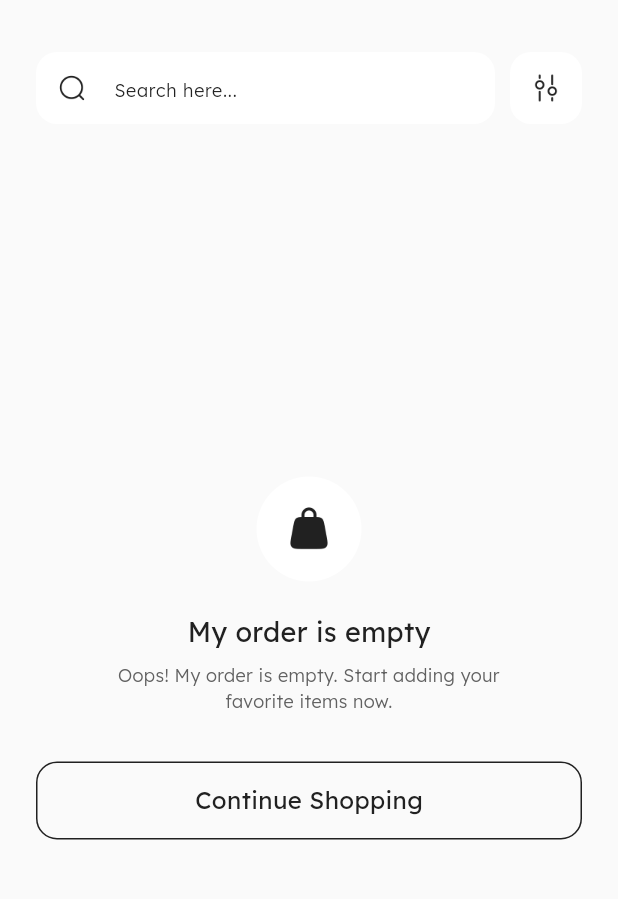
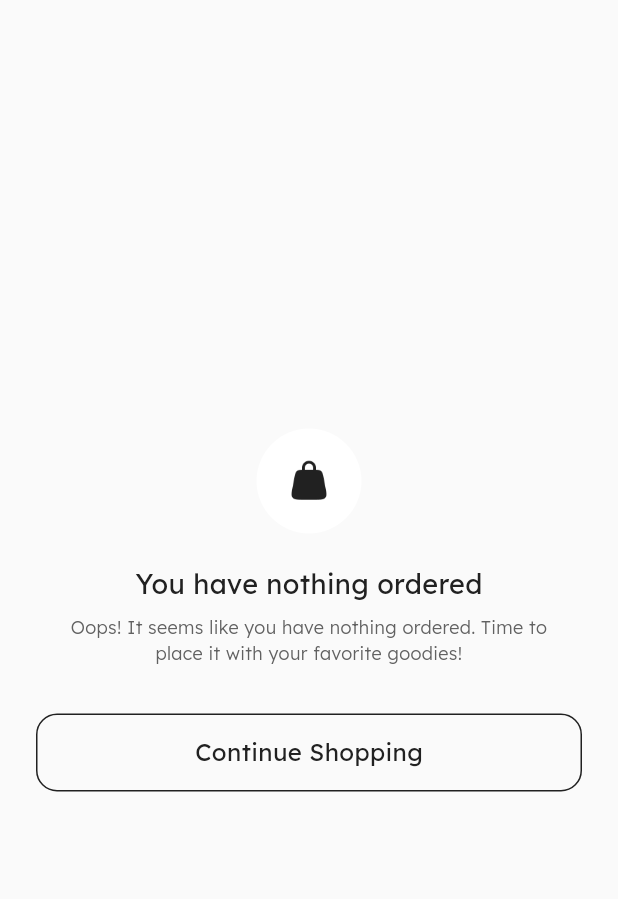
Before and after one commit to DevPalsanawala/UrbanEra, a Flutter app: the MyOrdersView screen opened by its route, on a phone screen of 412 x 824 dp, the part 68-967 px from its top. Run offline on Flutter 3.47's test engine with Material 3 defaults, Android fonts, the phone set to English and light mode, and no system bars; our stand-ins replace carousel_slider, cloud_firestore, country_picker, dotted_border, firebase_auth, firebase_core and 15 more; missing offline and left inert: dart:ffi, phonepe_payment_sdk; accounts and stored records are empty.

Commit message:
my order page done

```diff
--- a/lib/views/profile/profile_tabs/my_order/my_orders_view.dart
+++ b/lib/views/profile/profile_tabs/my_order/my_orders_view.dart
@@ -1,11 +1,16 @@
 // ignore_for_file: must_be_immutable
 
+import 'package:firebase_auth/firebase_auth.dart';
 import 'package:flutter/material.dart';
 import 'package:get/get.dart';
+import 'package:intl/intl.dart';
 import 'package:shoppers_ecommerce_flutter_ui_kit/controller/bottom_navigation_controller.dart';
 import 'package:shoppers_ecommerce_flutter_ui_kit/controller/my_orders_controller.dart';
 import 'package:shoppers_ecommerce_flutter_ui_kit/controller/wishlist_controller.dart';
+import 'package:shoppers_ecommerce_flutter_ui_kit/controllermy/bag_controller.dart';
+import 'package:shoppers_ecommerce_flutter_ui_kit/controllermy/currentuser_controller.dart';
 import 'package:shoppers_ecommerce_flutter_ui_kit/routes/app_routes.dart';
+import 'package:shoppers_ecommerce_flutter_ui_kit/views/profile/profile_tabs/my_order/order_details_view.dart';
 import 'package:shoppers_ecommerce_flutter_ui_kit/views/profile/widget/orders_filter_bottom_sheet.dart';
 
 import '../../../../config/colors.dart';
@@ -21,8 +26,10 @@ class MyOrdersView extends StatelessWidget {
 
   MyOrdersController myOrdersController = Get.put(MyOrdersController());
   DarkModeController darkModeController = Get.put(DarkModeController());
-  BottomNavigationController bottomNavigationController = Get.put(BottomNavigationController());
+  BottomNavigationController bottomNavigationController =
+      Get.put(BottomNavigationController());
   WishlistController wishlistController = Get.put(WishlistController());
+  Bagcontroller bagcontroller = Get.put(Bagcontroller());
 
   void goToTab(int tabIndex) {
     bottomNavigationController.changePage(tabIndex);
@@ -31,6 +38,12 @@ class MyOrdersView extends StatelessWidget {
 
   @override
   Widget build(BuildContext context) {
+    final UserController userController = Get.find();
+    User? user = userController.currentUser.value;
+    Map<String, dynamic> userData = userController.userData.value;
+    DateTime now = DateTime.now();
+    DateTime futureDate = now.add(Duration(days: 4));
+    String formattedDate = DateFormat('d MMM yyyy').format(now);
     return Obx(() => Scaffold(
           backgroundColor: darkModeController.isLightTheme.value
               ? ColorsConfig.backgroundColor
@@ -87,7 +100,8 @@ class MyOrdersView extends StatelessWidget {
                 ),
                 child: GestureDetector(
                   onTap: () {
-                if (bottomNavigationController.selectedIndex == 4 && wishlistController.showFirstContent.value) {
+                    if (bottomNavigationController.selectedIndex == 4 &&
+                        wishlistController.showFirstContent.value) {
                       bottomNavigationController.showBottomBar = false;
                     }
                     wishlistController.toggleContent();
@@ -111,221 +125,17 @@ class MyOrdersView extends StatelessWidget {
               left: SizeConfig.padding24,
               right: SizeConfig.padding24,
             ),
-        child: Column(
-          children: [
-            Row(
-              children: [
-                Expanded(
-                  child: SizedBox(
-                    height: SizeConfig.height48,
-                    child: TextFormField(
-                      onTap: () {},
-                      cursorColor: darkModeController.isLightTheme.value
-                          ? ColorsConfig.primaryColor
-                          : ColorsConfig.secondaryColor,
-                      style: TextStyle(
-                        fontFamily: FontFamily.lexendRegular,
-                        fontSize: FontSize.body2,
-                        fontWeight: FontWeight.w400,
-                        color: darkModeController.isLightTheme.value
-                            ? ColorsConfig.primaryColor
-                            : ColorsConfig.secondaryColor,
-                      ),
-                      decoration: InputDecoration(
-                        contentPadding: const EdgeInsets.only(
-                          left: SizeConfig.padding16,
-                          right: SizeConfig.padding16,
-                        ),
-                        hintText: TextString.searchHere,
-                        hintStyle: TextStyle(
-                          fontFamily: FontFamily.lexendLight,
-                          fontSize: FontSize.body3,
-                          fontWeight: FontWeight.w300,
-                          color: darkModeController.isLightTheme.value
-                              ? ColorsConfig.primaryColor
-                              : ColorsConfig.modeInactiveColor,
-                        ),
-                        filled: true,
-                        fillColor: darkModeController.isLightTheme.value
-                            ? ColorsConfig.secondaryColor
-                            : ColorsConfig.primaryColor,
-                        border: OutlineInputBorder(
-                          borderRadius:
-                          BorderRadius.circular(SizeConfig.borderRadius14),
-                          borderSide: BorderSide.none,
-                        ),
-                        focusedBorder: OutlineInputBorder(
-                          borderRadius:
-                          BorderRadius.circular(SizeConfig.borderRadius14),
-                          borderSide: BorderSide.none,
-                        ),
-                        enabledBorder: OutlineInputBorder(
-                          borderRadius:
-                          BorderRadius.circular(SizeConfig.borderRadius14),
-                          borderSide: BorderSide.none,
-                        ),
-                        prefixIcon: Padding(
-                          padding: const EdgeInsets.only(
-                            top: SizeConfig.padding15,
-                            bottom: SizeConfig.padding15,
-                          ),
-                          child: Image(
-                            image: const AssetImage(ImageConfig.search),
-                            width: SizeConfig.width18,
-                            color: darkModeController.isLightTheme.value
-                                ? ColorsConfig.primaryColor
-                                : ColorsConfig.secondaryColor,
-                          ),
-                        ),
-                      ),
-                    ),
-                  ),
-                ),
-                const SizedBox(
-                  width: SizeConfig.width10,
-                ),
-                GestureDetector(
-                  onTap: () {
-                    selectOrdersFilterBottomSheet(context);
-                  },
-                  child: Container(
-                    width: SizeConfig.width48,
-                    height: SizeConfig.height48,
-                    decoration: BoxDecoration(
-                      color: darkModeController.isLightTheme.value
-                          ? ColorsConfig.secondaryColor
-                          : ColorsConfig.primaryColor,
-                      borderRadius:
-                      BorderRadius.circular(SizeConfig.borderRadius14),
-                    ),
-                    child: Center(
-                      child: Image(
-                        image: const AssetImage(ImageConfig.filterData),
-                        width: SizeConfig.width20,
-                        color: darkModeController.isLightTheme.value
-                            ? ColorsConfig.primaryColor
-                            : ColorsConfig.secondaryColor,
-                      ),
-                    ),
-                  ),
-                ),
-              ],
-            ),
-            const SizedBox(
-              height: SizeConfig.height16,
-            ),
-            Obx(() {
-              return myOrdersController.contentChanged.value
-                  ? Expanded(
-                child: ListView.builder(
-                  shrinkWrap: true,
-                  itemCount: myOrdersController.ordersTitle.length,
-                  itemBuilder: (context, index) {
-                    return Padding(
-                      padding: const EdgeInsets.only(
-                        bottom: SizeConfig.padding16,
-                      ),
-                      child: GestureDetector(
-                        onTap: () {
-                          Get.toNamed(AppRoutes.orderDetailsView);
-                        },
-                        child: Container(
-                          height: SizeConfig.height98,
-                          width: MediaQuery.of(context).size.width,
-                          padding:
-                          const EdgeInsets.all(SizeConfig.padding16),
-                          decoration: BoxDecoration(
-                            borderRadius: BorderRadius.circular(
-                                SizeConfig.borderRadius14),
-                            color: darkModeController.isLightTheme.value
-                                ? ColorsConfig.secondaryColor
-                                : ColorsConfig.primaryColor,
-                          ),
-                          child: Row(
-                            mainAxisAlignment:
-                            MainAxisAlignment.spaceBetween,
-                            children: [
-                              Row(
-                                children: [
-                                  Image(
-                                    image: AssetImage(myOrdersController
-                                        .ordersImage[index]),
-                                    width: SizeConfig.width65,
-                                    height: SizeConfig.height70,
-                                    fit: BoxFit.fill,
-                                  ),
-                                  const SizedBox(
-                                    width: SizeConfig.width20,
-                                  ),
-                                  Column(
-                                    crossAxisAlignment:
-                                    CrossAxisAlignment.start,
-                                    children: [
-                                      Text(
-                                        myOrdersController
-                                            .ordersTitle[index],
-                                        style: TextStyle(
-                                          fontWeight: FontWeight.w500,
-                                          fontFamily:
-                                          FontFamily.lexendMedium,
-                                          fontSize: FontSize.body2,
-                                          color: darkModeController.isLightTheme.value
-                                              ? ColorsConfig.primaryColor
-                                              : ColorsConfig.secondaryColor,
-                                        ),
-                                      ),
-                                      const SizedBox(
-                                        height: SizeConfig.height04,
-                                      ),
-                                      Text(
-                                        myOrdersController
-                                            .ordersSubtitle[index],
-                                        style: TextStyle(
-                                          fontWeight: FontWeight.w300,
-                                          fontFamily:
-                                          FontFamily.lexendLight,
-                                          fontSize: FontSize.body3,
-                                          color: darkModeController.isLightTheme.value
-                                              ? ColorsConfig.textColor
-                                              : ColorsConfig.modeInactiveColor,
-                                        ),
-                                      ),
-                                      const SizedBox(
-                                        height: SizeConfig.height08,
-                                      ),
-                                      Text(
-                                        TextString.deliveredOnDate,
-                                        style: TextStyle(
-                                          fontWeight: FontWeight.w300,
-                                          fontFamily:
-                                          FontFamily.lexendLight,
-                                          fontSize: FontSize.body3,
-                                          color: darkModeController.isLightTheme.value
-                                              ? ColorsConfig.textColor
-                                              : ColorsConfig.modeInactiveColor,
-                                        ),
-                                      ),
-                                    ],
-                                  ),
-                                ],
-                              ),
-                              Image(
-                                image: const AssetImage(ImageConfig.nextArrow),
-                                width: SizeConfig.width18,
-                                height: SizeConfig.height18,
-                                color: darkModeController.isLightTheme.value
-                                    ? ColorsConfig.primaryColor
-                                    : ColorsConfig.secondaryColor,
-                              ),
-                            ],
-                          ),
-                        ),
-                      ),
-                    );
-                  },
-                ),
-              )
-                  : Expanded(
+            child: StreamBuilder<List<Map<String, dynamic>>>(
+                stream: bagcontroller.orderStream(user!.uid),
+                builder: (context, snapshot) {
+                  //   if (controller.isLoading.value) {
+                  //   return Center(
+                  //     child: CircularProgressIndicator(),
+                  //   );
+                  // }
+
+                  if (!snapshot.hasData || snapshot.data!.isEmpty) {
+                    return Center(
                       child: Column(
                         mainAxisAlignment: MainAxisAlignment.center,
                         children: [
@@ -342,19 +152,18 @@ class MyOrdersView extends StatelessWidget {
                             child: Center(
                               child: Image(
                                 image: const AssetImage(ImageConfig.bag),
-                            width: SizeConfig.width32,
+                                width: SizeConfig.width30,
                                 color: darkModeController.isLightTheme.value
                                     ? ColorsConfig.primaryColor
                                     : ColorsConfig.secondaryColor,
                               ),
                             ),
-                      ),
-                    ),
+                          )),
                           const SizedBox(
                             height: SizeConfig.height20,
                           ),
                           Text(
-                      TextString.myOrderIsEmpty,
+                            "You have nothing ordered",
                             style: TextStyle(
                               fontFamily: FontFamily.lexendRegular,
                               fontSize: FontSize.heading5,
@@ -369,11 +178,11 @@ class MyOrdersView extends StatelessWidget {
                           ),
                           Padding(
                             padding: const EdgeInsets.only(
-                        left: SizeConfig.padding32,
-                        right: SizeConfig.padding32,
+                              left: SizeConfig.padding20,
+                              right: SizeConfig.padding20,
                             ),
                             child: Text(
-                        TextString.myOrderDescription,
+                              "Oops! It seems like you have nothing ordered. Time to place it with your favorite goodies!",
                               textAlign: TextAlign.center,
                               style: TextStyle(
                                 fontFamily: FontFamily.lexendLight,
@@ -390,7 +199,7 @@ class MyOrdersView extends StatelessWidget {
                           ),
                           GestureDetector(
                             onTap: () {
-                        goToTab(0);
+                              Get.offAllNamed(AppRoutes.bottomView);
                             },
                             child: Container(
                               height: SizeConfig.height52,
@@ -422,11 +231,135 @@ class MyOrdersView extends StatelessWidget {
                         ],
                       ),
                     );
+                  } else {
+                    return ListView.builder(
+                      shrinkWrap: true,
+                      itemCount: snapshot.data!.length,
+                      itemBuilder: (context, index) {
+                        Map<String, dynamic> item = snapshot.data![index];
+                        String dateString = item['date'];
+                        DateFormat format = DateFormat('d MMM yyyy');
+                        DateTime date = format.parse(dateString);
+                        DateTime Fdate = date.add(Duration(days: 4));
+                        String formattedDate = format.format(Fdate);
+
+                        return Padding(
+                          padding: const EdgeInsets.only(
+                            bottom: SizeConfig.padding16,
+                          ),
+                          child: GestureDetector(
+                            onTap: () {
+                              // Get.toNamed(AppRoutes.orderDetailsView);
+                              Navigator.of(context).push(MaterialPageRoute(
+                                  builder: (context) => OrderDetailsView()));
                             },
+                            child: Container(
+                              height: SizeConfig.height98,
+                              width: MediaQuery.of(context).size.width,
+                              padding:
+                                  const EdgeInsets.all(SizeConfig.padding16),
+                              decoration: BoxDecoration(
+                                borderRadius: BorderRadius.circular(
+                                    SizeConfig.borderRadius14),
+                                color: darkModeController.isLightTheme.value
+                                    ? ColorsConfig.secondaryColor
+                                    : ColorsConfig.primaryColor,
+                              ),
+                              child: Row(
+                                mainAxisAlignment:
+                                    MainAxisAlignment.spaceBetween,
+                                children: [
+                                  Row(
+                                    children: [
+                                      Image(
+                                        image: AssetImage(
+                                            'assets/admin_site_images/all final images with background removed/${item['img']}'),
+                                        width: SizeConfig.width65,
+                                        height: SizeConfig.height70,
+                                        fit: BoxFit.fill,
+                                      ),
+                                      const SizedBox(
+                                        width: SizeConfig.width20,
+                                      ),
+                                      Column(
+                                        crossAxisAlignment:
+                                            CrossAxisAlignment.start,
+                                        children: [
+                                          Container(
+                                            width: 200,
+                                            child: Text(
+                                              item['title'],
+                                              style: TextStyle(
+                                                overflow: TextOverflow.ellipsis,
+                                                fontWeight: FontWeight.w500,
+                                                fontFamily:
+                                                    FontFamily.lexendMedium,
+                                                fontSize: FontSize.body2,
+                                                color: darkModeController
+                                                        .isLightTheme.value
+                                                    ? ColorsConfig.primaryColor
+                                                    : ColorsConfig
+                                                        .secondaryColor,
+                                              ),
+                                            ),
+                                          ),
+                                          const SizedBox(
+                                            height: SizeConfig.height04,
+                                          ),
+                                          Text(
+                                            item['subtitle'],
+                                            style: TextStyle(
+                                              fontWeight: FontWeight.w300,
+                                              fontFamily:
+                                                  FontFamily.lexendLight,
+                                              fontSize: FontSize.body3,
+                                              color: darkModeController
+                                                      .isLightTheme.value
+                                                  ? ColorsConfig.textColor
+                                                  : ColorsConfig
+                                                      .modeInactiveColor,
+                                            ),
+                                          ),
+                                          const SizedBox(
+                                            height: SizeConfig.height08,
+                                          ),
+                                          Text(
+                                            'Deliver by ${formattedDate}',
+                                            style: TextStyle(
+                                              fontWeight: FontWeight.w300,
+                                              fontFamily:
+                                                  FontFamily.lexendLight,
+                                              fontSize: FontSize.body3,
+                                              color: darkModeController
+                                                      .isLightTheme.value
+                                                  ? ColorsConfig.textColor
+                                                  : ColorsConfig
+                                                      .modeInactiveColor,
+                                            ),
+                                          ),
+                                        ],
+                                      ),
+                                    ],
+                                  ),
+                                  Image(
+                                    image:
+                                        const AssetImage(ImageConfig.nextArrow),
+                                    width: SizeConfig.width18,
+                                    height: SizeConfig.height18,
+                                    color: darkModeController.isLightTheme.value
+                                        ? ColorsConfig.primaryColor
+                                        : ColorsConfig.secondaryColor,
                                   ),
                                 ],
                               ),
                             ),
+                          ),
+                        );
+                      },
+                    );
+                  }
+                }),
+          ),
         ));
   }
 }
--- a/pubspec.yaml
+++ b/pubspec.yaml
@@ -37,6 +37,7 @@ dependencies:
   ionicons: ^0.2.2
   google_sign_in: ^6.2.1
   input_quantity: ^2.3.2
+  intl: ^0.19.0
 
 
 
```
Also changed, not shown: lib/controllermy/bag_controller.dart (+27 -0 lines), lib/views/bag/bag_view.dart (+4 -3 lines), lib/views/payment/payment_successful_view.dart (+8 -4 lines), lib/views/payment/payment_view.dart (+9 -1 lines), lib/views/profile/profile_tabs/my_order/order_details_view.dart (+52 -48 lines), pubspec.lock. Lines whose indentation alone changed are shown as unchanged.
